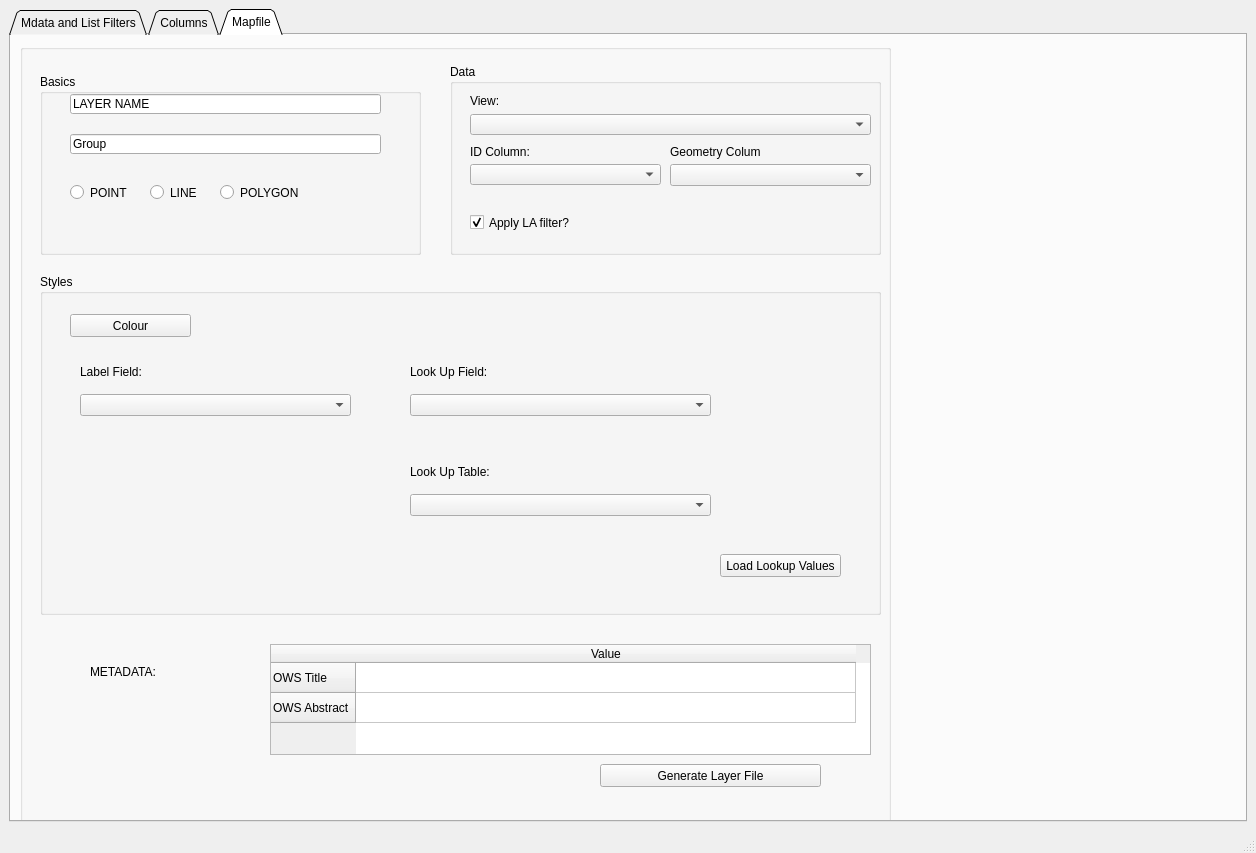
First picture: the form in QTFiles/LayerMaker_GUI_v1.ui, repository select-8/LayerMaker, before the edit.
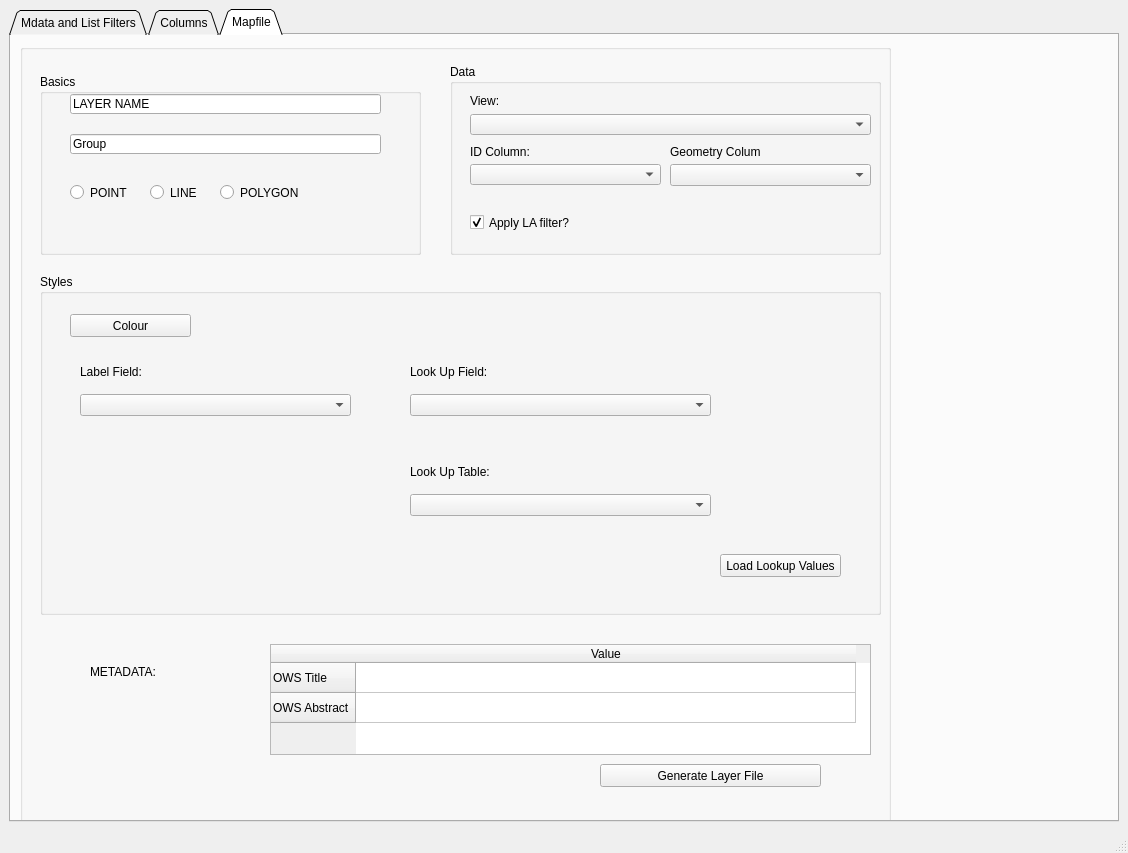
Second picture: the form after the edit. The open tabs and pages were chosen to show the change.

What changed in the file:
```diff
--- a/QTFiles/LayerMaker_GUI_v1.ui
+++ b/QTFiles/LayerMaker_GUI_v1.ui
@@ -6,7 +6,7 @@
    <rect>
     <x>0</x>
     <y>0</y>
-    <width>1256</width>
+    <width>1128</width>
     <height>853</height>
    </rect>
   </property>
```
Left out of the diff: 4 changed lines with no effect on the pictures.
